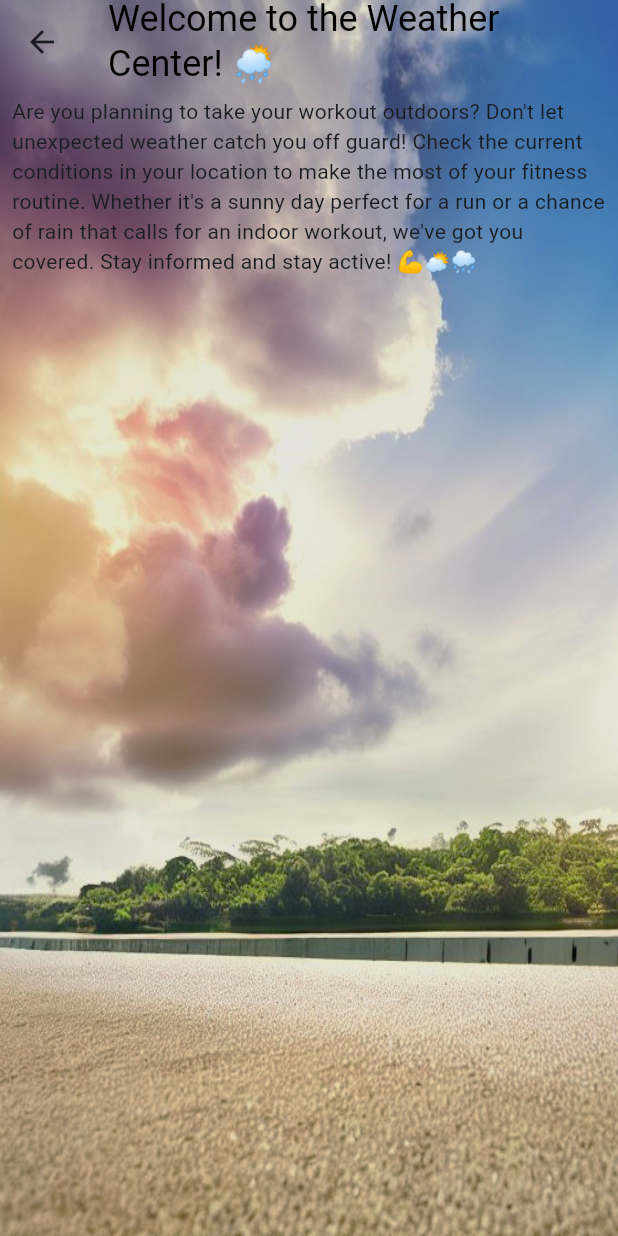
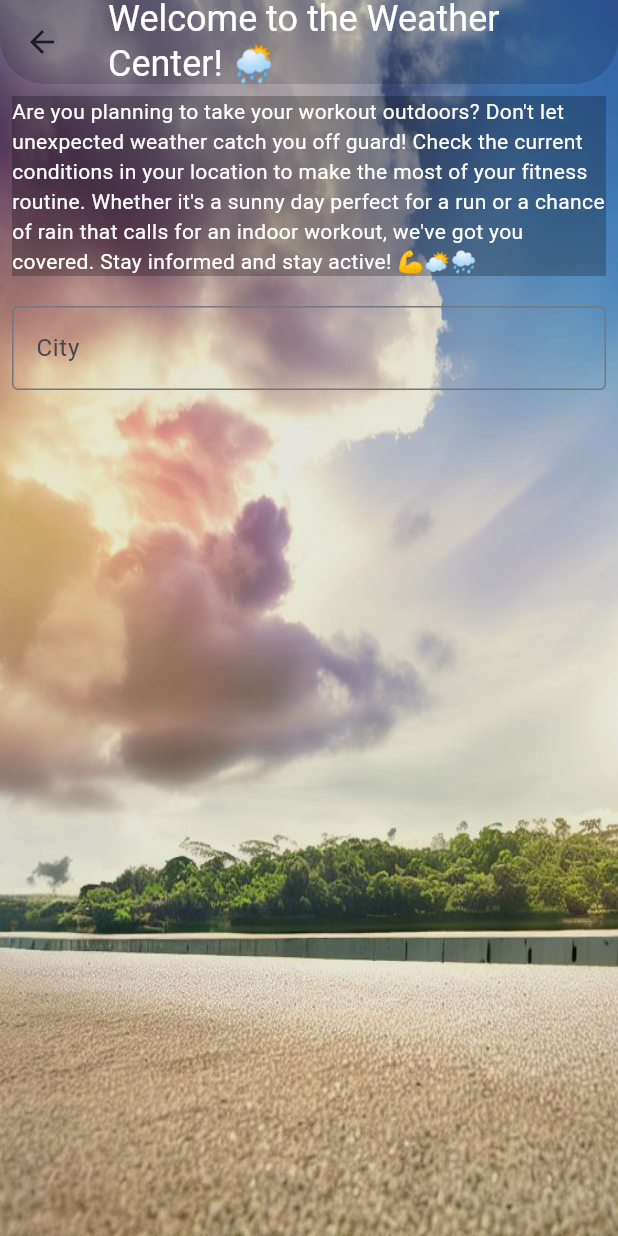
Before and after one commit to mateuszkasprzak94/fitness_prodigy, a Flutter app: the WeatherContent screen opened directly, on a phone screen of 412 x 824 dp. Run offline on Flutter 3.47's test engine with Material 2 defaults, Android fonts, the phone set to English and light mode, and no system bars; our stand-ins replace bloc, cloud_firestore, firebase_auth, firebase_core, flutter_bloc, google_fonts and 1 more; accounts and stored records are empty; network calls fail; Roboto replaces fonts that are missing (Satisfy).

Commit message:
Add color opacity to weather page

```diff
--- a/lib/app/pages/features/features_page.dart
+++ b/lib/app/pages/features/features_page.dart
@@ -28,9 +28,8 @@ class _FeaturesState extends State<Features> {
       appBar: AppBar(
         actions: [
           IconButton(
-            icon: const Icon(
-              Icons.wb_cloudy,
-              color: Color.fromARGB(209, 68, 137, 255),
+            icon: const ImageIcon(
+              AssetImage('images/weather_icon.png'),
             ),
             tooltip: 'Check weather for outdoor workout',
             onPressed: () {
--- a/lib/app/pages/features/weather/weather_page.dart
+++ b/lib/app/pages/features/weather/weather_page.dart
@@ -17,10 +17,15 @@ class _WeatherContentState extends State<WeatherContent> {
     return Scaffold(
       extendBodyBehindAppBar: true,
       appBar: AppBar(
-        backgroundColor: Colors.transparent,
+        shape: const RoundedRectangleBorder(
+          borderRadius: BorderRadius.vertical(
+            bottom: Radius.circular(30),
+          ),
+        ),
+        backgroundColor: Colors.black.withOpacity(0.15),
         title: Text(
           'Welcome to the Weather Center! 🌦️',
-          style: GoogleFonts.satisfy(fontSize: 24, color: Colors.black),
+          style: GoogleFonts.satisfy(fontSize: 24, color: Colors.white),
           maxLines: 2,
         ),
         centerTitle: true,
@@ -37,8 +42,19 @@ class _WeatherContentState extends State<WeatherContent> {
           padding: const EdgeInsets.all(8.0),
           child: ListView(
             children: [
-              Text(
-                description,
+              Container(
+                color: Colors.black.withOpacity(0.25),
+                child: Text(
+                  description,
+                  style: const TextStyle(
+                    color: Colors.white,
+                  ),
+                ),
+              ),
+              const SizedBox(height: 20),
+              const TextField(
+                decoration: InputDecoration(
+                    labelText: 'City', border: OutlineInputBorder()),
               ),
             ],
           ),
--- a/lib/app/pages/login_page/login_page.dart
+++ b/lib/app/pages/login_page/login_page.dart
@@ -48,6 +48,7 @@ class _LoginPageState extends State<LoginPage> {
                         height: 20,
                       ),
                       TextField(
+                        keyboardType: TextInputType.emailAddress,
                         controller: widget.emailController,
                         decoration: const InputDecoration(
                           hintText: 'E-mail',
```
Also changed, not shown: images/Fitness Prodigy.png (deleted), images/did.png (deleted), images/goals page.png (deleted), images/hantla.png (deleted), images/login page 2.png (deleted), images/weather_icon.png (added).
